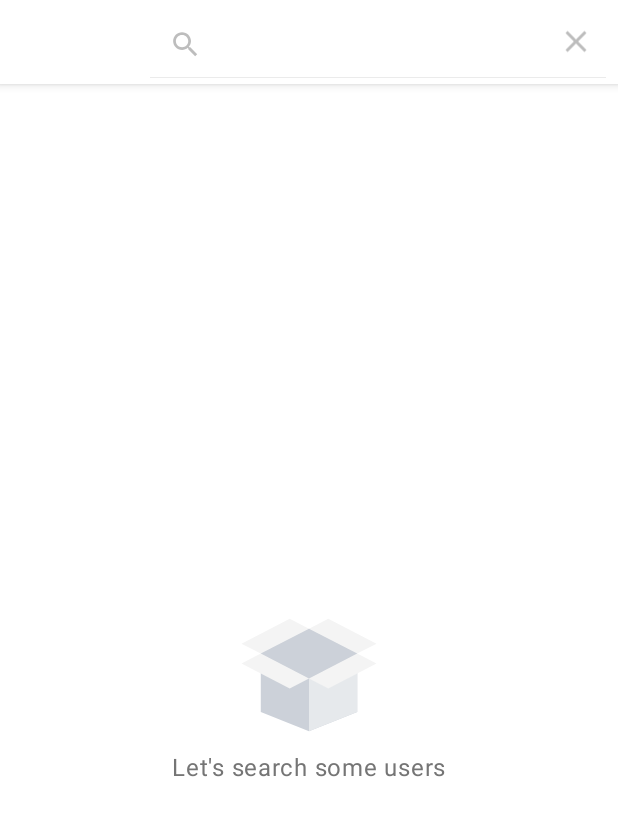
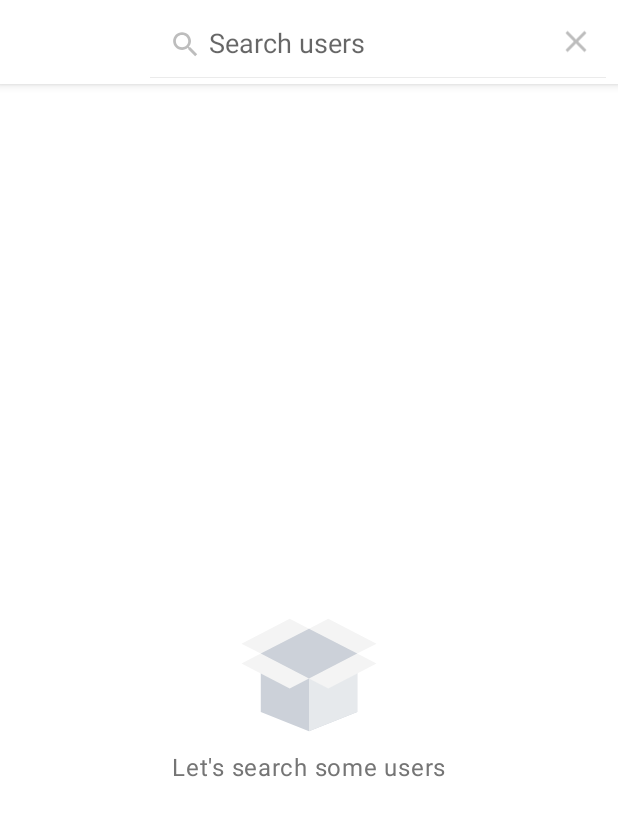
Before and after one commit to petekmunz/safeboda-clean-architecure, an Android app: the screen it shows after launch (MainActivity), after a tap on "Search", on a phone screen of 412 x 824 dp. Shown: the top 816 px of the screen. Run offline under Robolectric (Android 15) with nearby library versions, the phone set to English and light mode, and no system bars; our stand-ins replace Dagger/Hilt's generated code, Room's generated code, navigation-ui, paging; pictures from the network do not load.

```diff
--- a/app/src/main/java/com/munyao/safeboda/presentation/ui/MainActivity.kt
+++ b/app/src/main/java/com/munyao/safeboda/presentation/ui/MainActivity.kt
@@ -2,13 +2,11 @@ package com.munyao.safeboda.presentation.ui
 
 import androidx.appcompat.app.AppCompatActivity
 import android.os.Bundle
-import android.view.Menu
-import android.view.MenuInflater
-import androidx.appcompat.widget.Toolbar
 import androidx.navigation.NavController
 import androidx.navigation.fragment.NavHostFragment
 import androidx.navigation.ui.AppBarConfiguration
 import androidx.navigation.ui.setupActionBarWithNavController
+import com.google.android.material.appbar.MaterialToolbar
 import com.munyao.safeboda.R
 import dagger.hilt.android.AndroidEntryPoint
 
@@ -24,7 +22,7 @@ class MainActivity : AppCompatActivity() {
             supportFragmentManager.findFragmentById(R.id.nav_host_fragment) as NavHostFragment
         val navController = navHostFragment.navController
         val appBarConfiguration = AppBarConfiguration(navController.graph)
-        val toolbar = findViewById<Toolbar>(R.id.toolbar)
+        val toolbar = findViewById<MaterialToolbar>(R.id.toolbar)
         setSupportActionBar(toolbar)
         supportActionBar?.apply {
             setDisplayShowHomeEnabled(false)
@@ -36,19 +34,13 @@ class MainActivity : AppCompatActivity() {
             NavController.OnDestinationChangedListener { controller, destination, arguments ->
                 when (destination.id) {
                     R.id.searchFragment -> {
-//                        this@MainActivity.invalidateOptionsMenu()
+                        invalidateOptionsMenu()
                     }
                     R.id.followFragment -> {
-                        toolbar.menu.clear()
+                        invalidateOptionsMenu()
                     }
                 }
             }
         navController.addOnDestinationChangedListener(destinationListener)
     }
-
-    override fun onCreateOptionsMenu(menu: Menu?): Boolean {
-        val inflater: MenuInflater = menuInflater
-        inflater.inflate(R.menu.menu_search, menu)
-        return true
-    }
 }
--- a/app/src/main/java/com/munyao/safeboda/presentation/ui/SearchFragment.kt
+++ b/app/src/main/java/com/munyao/safeboda/presentation/ui/SearchFragment.kt
@@ -10,6 +10,7 @@ import androidx.navigation.fragment.findNavController
 import com.bumptech.glide.Glide
 import com.munyao.safeboda.R
 import com.munyao.safeboda.databinding.FragmentSearchBinding
+import com.munyao.safeboda.presentation.utils.Utils.showToast
 import com.munyao.safeboda.presentation.viewmodels.MainViewModel
 import com.safeboda.domain.Resource
 import com.safeboda.domain.models.GithubUser
@@ -23,7 +24,9 @@ class SearchFragment : Fragment() {
     private var emptyViewSeen = true
 
     override fun onCreateOptionsMenu(menu: Menu, inflater: MenuInflater) {
+        inflater.inflate(R.menu.menu_search, menu)
         val searchView = menu.findItem(R.id.action_search)?.actionView as SearchView?
+        searchView?.queryHint = "Search users"
         searchView?.setOnQueryTextListener(object : SearchView.OnQueryTextListener {
             override fun onQueryTextSubmit(query: String?): Boolean {
                 if (query != null) {
@@ -58,6 +61,9 @@ class SearchFragment : Fragment() {
                 }
                 is Resource.Error -> {
                     binding?.progressBar?.hide()
+                    it.message?.let { message ->
+                        requireContext().showToast(message)
+                    }
                 }
                 is Resource.Success -> {
                     binding?.progressBar?.hide()
--- a/app/src/main/res/layout/activity_main.xml
+++ b/app/src/main/res/layout/activity_main.xml
@@ -14,7 +14,7 @@
         app:layout_constraintStart_toStartOf="parent"
         app:layout_constraintTop_toTopOf="parent">
 
-        <androidx.appcompat.widget.Toolbar
+        <com.google.android.material.appbar.MaterialToolbar
             android:id="@+id/toolbar"
             android:layout_width="match_parent"
             android:layout_height="?attr/actionBarSize"
--- a/app/src/main/res/menu/menu_search.xml
+++ b/app/src/main/res/menu/menu_search.xml
@@ -6,6 +6,5 @@
         android:icon="@drawable/ic_search_24"
         android:title="Search Users"
         app:actionViewClass="androidx.appcompat.widget.SearchView"
-        app:iconTint="@color/black"
         app:showAsAction="always" />
 </menu>
```
Also changed, not shown: app/src/main/java/com/munyao/safeboda/presentation/ui/FollowFragment.kt (+49 -1 lines), app/src/main/java/com/munyao/safeboda/presentation/utils/Utils.kt (added, +19 -0 lines), app/src/main/res/layout/fragment_follow.xml (+19 -0 lines), data/src/main/java/com/safeboda/data/repo/UserRepoImplementation.kt (+6 -2 lines).
